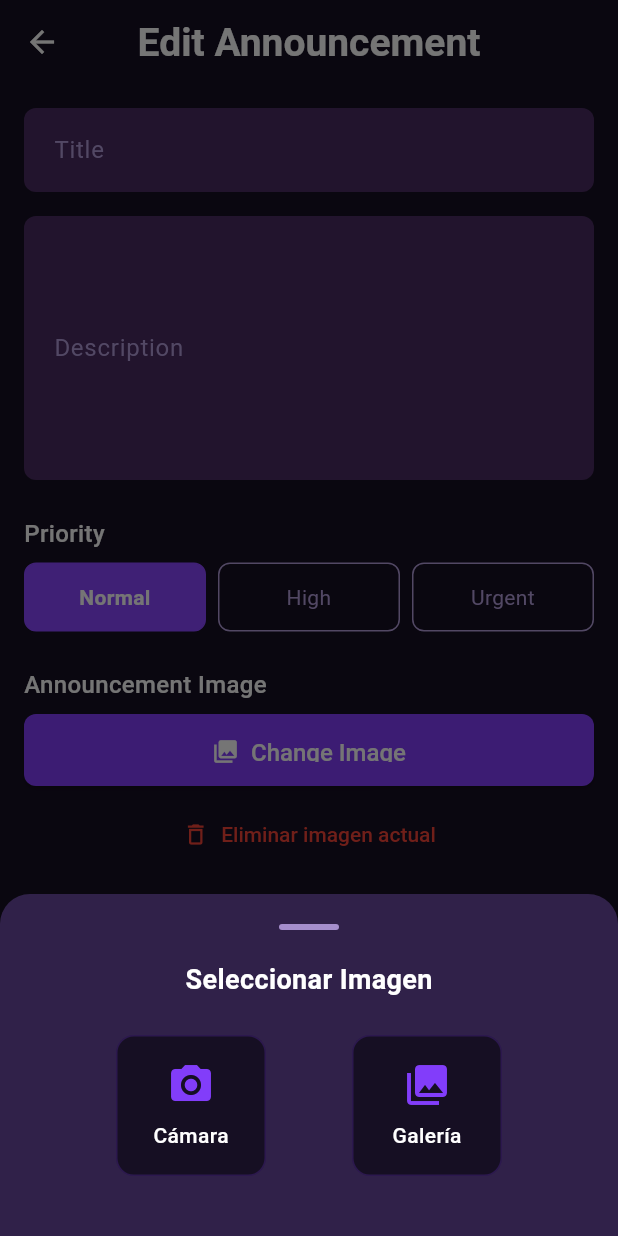
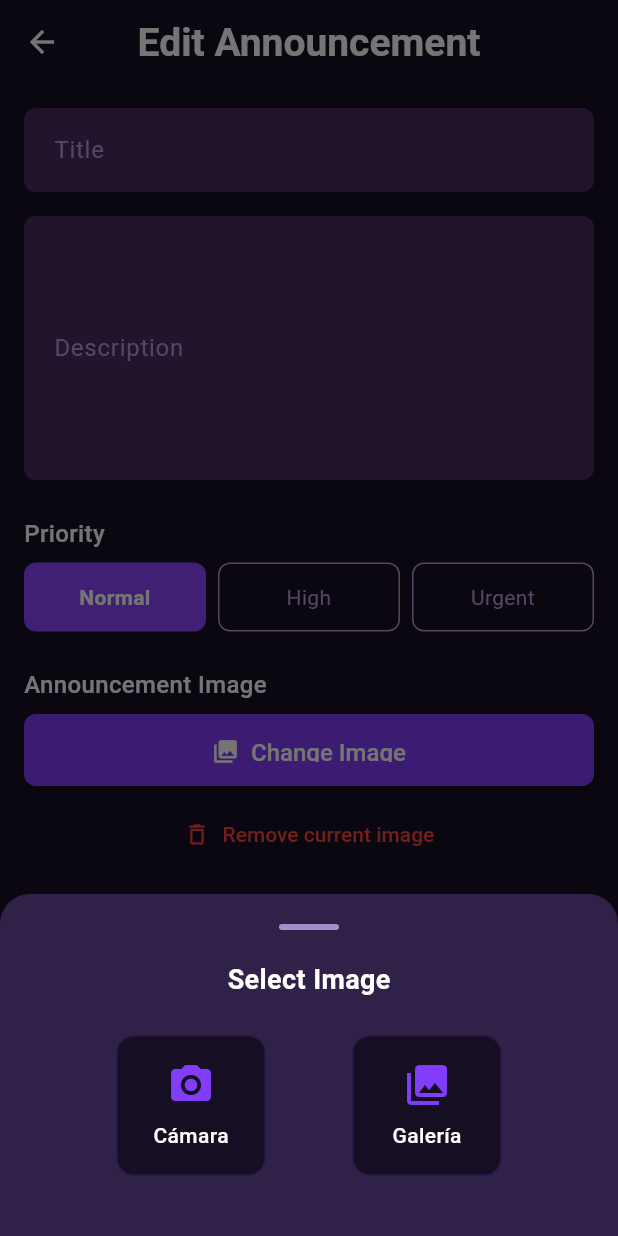
Before and after one commit to synera-app-moviles/centralis_flutter, a Flutter app: the EditAnnouncementPage screen opened directly with empty values, after a tap on "Change Image", on a phone screen of 412 x 824 dp. Run offline on Flutter 3.47's test engine with Material 3 defaults, Android fonts, the phone set to English and light mode, and no system bars; our stand-ins replace device_info_plus, equatable, flutter_bloc, flutter_secure_storage, get_it, image_picker and 1 more; missing offline and left inert: cloudinary_public; accounts and stored records are empty; network calls fail.

Commit message:
refactor announcement feature

```diff
--- a/lib/announcements/presentation/pages/announcement_list_page.dart
+++ b/lib/announcements/presentation/pages/announcement_list_page.dart
@@ -77,7 +77,7 @@ class _AnnouncementListViewState extends State<_AnnouncementListView>
       ),
       floatingActionButton: FloatingActionButton(
         onPressed: () => _navigateToCreateAnnouncement(context),
-        backgroundColor: Colors.blue,
+        backgroundColor: AnnouncementColors.primary,
         child: const Icon(Icons.add, color: Colors.white),
       ),
       body: BlocBuilder<AnnouncementBloc, AnnouncementState>(
--- a/lib/announcements/presentation/pages/create_announcement_page.dart
+++ b/lib/announcements/presentation/pages/create_announcement_page.dart
@@ -41,12 +41,6 @@ class _CreateAnnouncementPageState extends State<CreateAnnouncementPage> {
         body: BlocListener<AnnouncementBloc, AnnouncementState>(
           listener: (context, state) {
             if (state is AnnouncementCreated) {
-              ScaffoldMessenger.of(context).showSnackBar(
-                const SnackBar(
-                  content: Text('Announcement created successfully!'),
-                  backgroundColor: AnnouncementColors.success,
-                ),
-              );
               // Regresar a la página anterior con señal para recargar
               Navigator.pop(context, true);
             } else if (state is AnnouncementError) {
--- a/lib/core/network/api_client.dart
+++ b/lib/core/network/api_client.dart
@@ -140,6 +140,7 @@ class ApiClient {
     switch (response.statusCode) {
       case 200:
       case 201:
+      case 204: // No Content - éxito para operaciones de eliminación
         return response;
       case 400:
         throw BadRequestException(_getErrorMessage(response));
--- a/lib/profile/presentation/pages/profile_page.dart
+++ b/lib/profile/presentation/pages/profile_page.dart
@@ -1,7 +1,6 @@
 import 'package:flutter/material.dart';
 import 'package:flutter_bloc/flutter_bloc.dart';
 import '../../../shared/theme/colors.dart';
-import '../../../shared/widgets/avatar_widget.dart';
 import '../../../app/routes/route_names.dart';
 import '../widgets/profile_header.dart';
 import '../widgets/profile_info_section.dart';
--- a/lib/shared/widgets/image_picker_widget.dart
+++ b/lib/shared/widgets/image_picker_widget.dart
@@ -94,7 +94,7 @@ class _ImagePickerWidgetState extends State<ImagePickerWidget> {
             : Icon(_getIconForType()),
         label: Text(
           isLoading
-              ? 'Subiendo...'
+              ? 'Uploading...'
               : widget.buttonText ?? _getDefaultButtonText(),
           style: const TextStyle(
             fontSize: 16,
@@ -118,7 +118,7 @@ class _ImagePickerWidgetState extends State<ImagePickerWidget> {
           ),
           const SizedBox(height: 4),
           Text(
-            'Subiendo imagen... ${(_uploadProgress * 100).toInt()}%',
+            'Uploading image... ${(_uploadProgress * 100).toInt()}%',
             style: TextStyle(
               fontSize: 12,
               color: CentralisColors.onBackground.withOpacity(0.7),
@@ -174,7 +174,7 @@ class _ImagePickerWidgetState extends State<ImagePickerWidget> {
             Icon(Icons.check_circle_outline, color: CentralisColors.success, size: 20),
             const SizedBox(width: 8),
             const Text(
-              'Imagen subida exitosamente',
+              'Image uploaded successfully',
               style: TextStyle(
                 color: CentralisColors.success,
                 fontSize: 12,
@@ -196,7 +196,7 @@ class _ImagePickerWidgetState extends State<ImagePickerWidget> {
           padding: const EdgeInsets.symmetric(vertical: 8),
         ),
         icon: const Icon(Icons.delete_outline, size: 18),
-        label: const Text('Eliminar imagen actual'),
+        label: const Text('Remove current image'),
       ),
     );
   }
@@ -215,11 +215,11 @@ class _ImagePickerWidgetState extends State<ImagePickerWidget> {
   String _getDefaultButtonText() {
     switch (widget.imageType) {
       case ImageType.avatar:
-        return 'Seleccionar Avatar';
+        return 'Select Avatar';
       case ImageType.chat:
-        return 'Enviar Imagen';
+        return 'Send Image';
       case ImageType.announcement:
-        return 'Agregar Imagen';
+        return 'Add Image';
     }
   }
 
@@ -248,7 +248,7 @@ class _ImagePickerWidgetState extends State<ImagePickerWidget> {
                 ),
                 const SizedBox(height: 20),
                 Text(
-                  'Seleccionar Imagen',
+                  'Select Image',
                   style: TextStyle(
                     color: CentralisColors.onBackground,
                     fontSize: 18,
```
Also changed, not shown: lib/announcements/presentation/pages/announcement_detail_page.dart (+5 -7 lines), lib/announcements/presentation/pages/edit_announcement_page.dart (+5 -7 lines), lib/announcements/presentation/widgets/announcement_card.dart (+0 -27 lines), lib/announcements/presentation/widgets/comments_section.dart (+0 -12 lines), lib/profile/presentation/pages/edit_profile_page.dart (+1 -9 lines).
